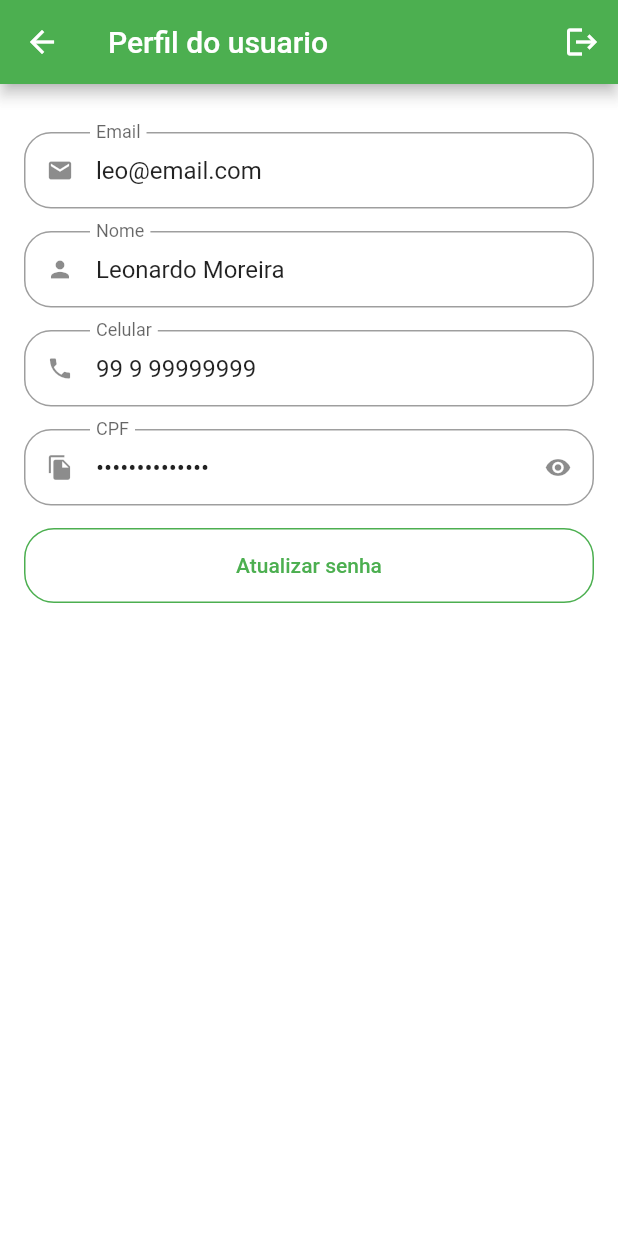
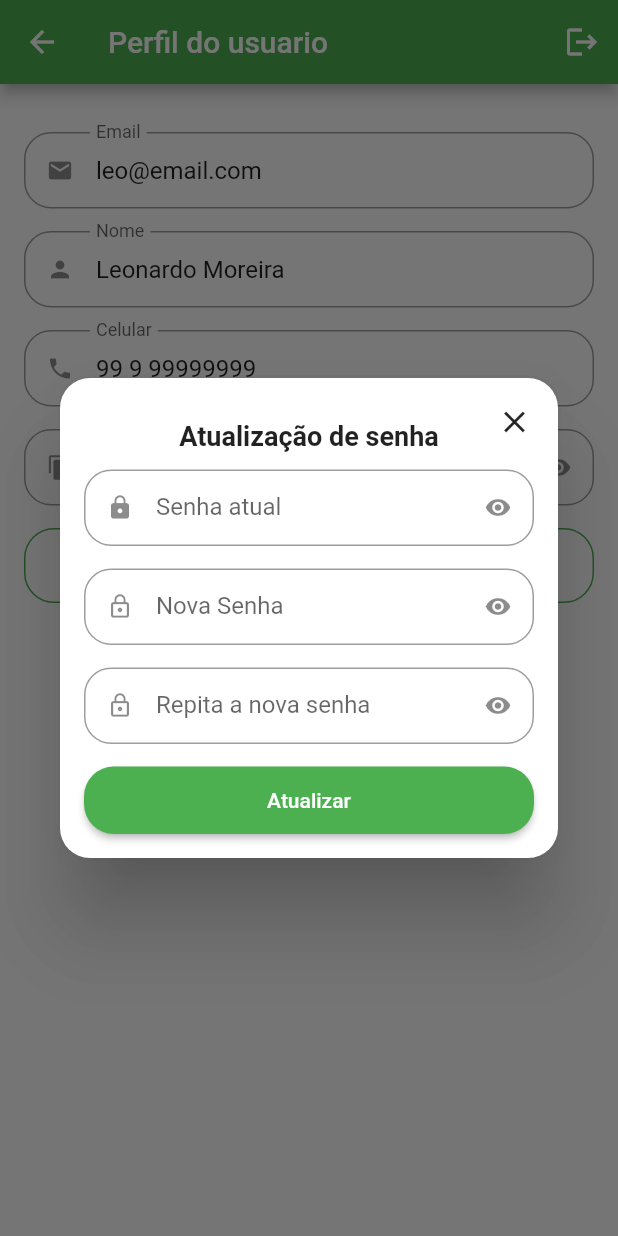
Before and after one commit to leomoreira597/Greengrocer, a Flutter app: the ProfileTab screen opened directly, after a tap on "Atualizar senha", on a phone screen of 412 x 824 dp. Run offline on Flutter 3.47's test engine with Material 2 defaults, Android fonts, the phone set to English and light mode, and no system bars; our stand-ins replace animated_text_kit, badges, mask_text_input_formatter.

Commit message:
criando modal de alteração de senha

```diff
--- a/lib/src/pages/profile/profile_tab.dart
+++ b/lib/src/pages/profile/profile_tab.dart
@@ -2,9 +2,14 @@ import 'package:flutter/material.dart';
 import 'package:greengrocer/src/widgets/custom_text_field.dart';
 import 'package:greengrocer/src/config/app_data.dart' as appData;
 
-class ProfileTab extends StatelessWidget {
+class ProfileTab extends StatefulWidget {
   const ProfileTab({Key? key}) : super(key: key);
 
+  @override
+  State<ProfileTab> createState() => _ProfileTabState();
+}
+
+class _ProfileTabState extends State<ProfileTab> {
   @override
   Widget build(BuildContext context) {
     return Scaffold(
@@ -56,7 +61,9 @@ class ProfileTab extends StatelessWidget {
                   color: Colors.green,
                 ),
               ),
-              onPressed: () {},
+              onPressed: () {
+                upDatePassword();
+              },
               child: const Text(
                 'Atualizar senha',
               ),
@@ -66,4 +73,81 @@ class ProfileTab extends StatelessWidget {
       ),
     );
   }
+
+  Future<bool?> upDatePassword() {
+    return showDialog(
+      context: context,
+      builder: (context) {
+        return Dialog(
+          shape: RoundedRectangleBorder(
+            borderRadius: BorderRadius.circular(20),
+          ),
+          child: Stack(
+            children: [
+              Padding(
+                padding: const EdgeInsets.all(16),
+                child: Column(
+                  mainAxisSize: MainAxisSize.min,
+                  //crossAxisAlignment: CrossAxisAlignment.stretch,
+                  children: [
+                    const Padding(
+                      padding: EdgeInsets.symmetric(
+                        vertical: 12,
+                      ),
+                      child: Text(
+                        'Atualização de senha',
+                        style: TextStyle(
+                          fontSize: 18,
+                          fontWeight: FontWeight.bold,
+                        ),
+                        textAlign: TextAlign.center,
+                      ),
+                    ),
+                    const CustomTextField(
+                      isSecret: true,
+                      icon: Icons.lock,
+                      label: 'Senha atual',
+                    ),
+                    const CustomTextField(
+                      isSecret: true,
+                      icon: Icons.lock_outline,
+                      label: 'Nova Senha',
+                    ),
+                    const CustomTextField(
+                      isSecret: true,
+                      icon: Icons.lock_outline,
+                      label: 'Repita a nova senha',
+                    ),
+                    SizedBox(
+                      height: 45,
+                      width: double.infinity,
+                      child: ElevatedButton(
+                        onPressed: () {},
+                        style: ElevatedButton.styleFrom(
+                          shape: RoundedRectangleBorder(
+                            borderRadius: BorderRadius.circular(20),
+                          ),
+                        ),
+                        child: const Text('Atualizar'),
+                      ),
+                    ),
+                  ],
+                ),
+              ),
+              Positioned(
+                top: 5,
+                right: 5,
+                child: IconButton(
+                  onPressed: () {
+                    Navigator.of(context).pop();
+                  },
+                  icon: const Icon(Icons.close),
+                ),
+              ),
+            ],
+          ),
+        );
+      },
+    );
+  }
 }
```
